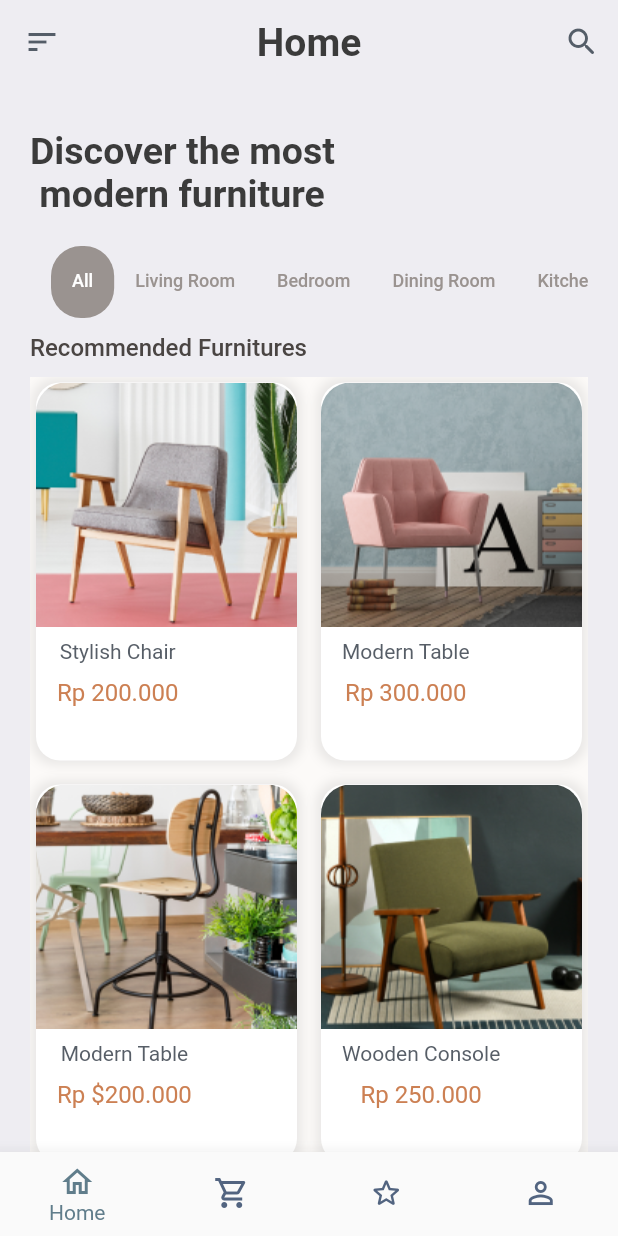
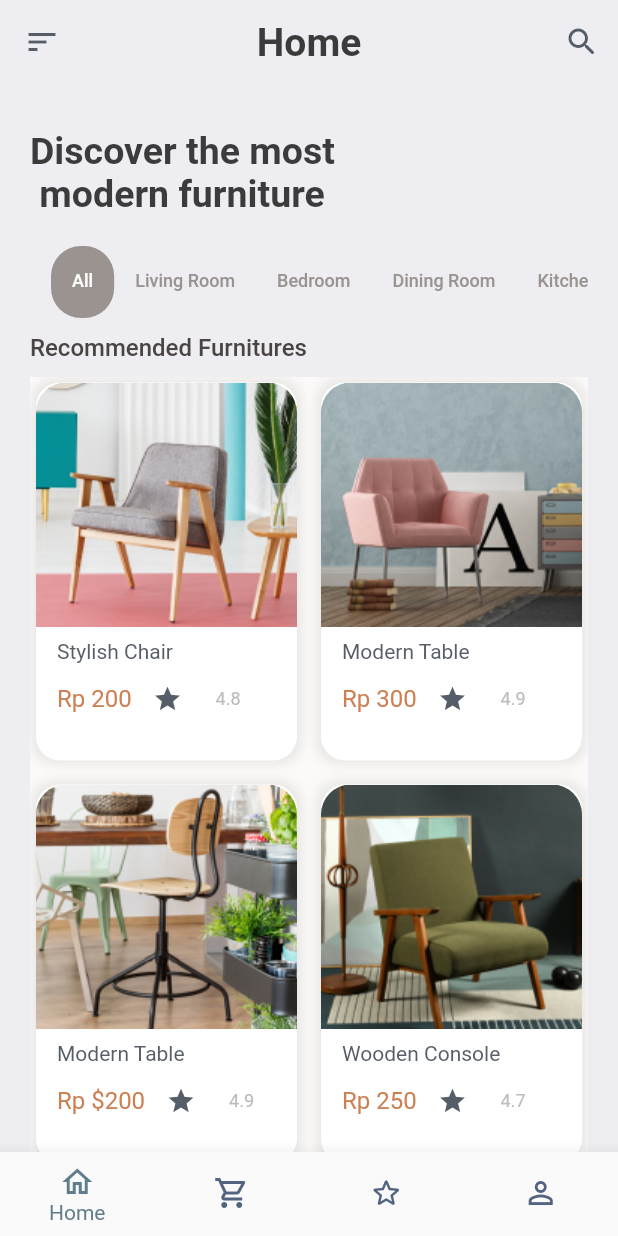
Before and after one commit to azkajihan09/fic_furniture_shop_windy, a Flutter app: the screen it shows after launch, on a phone screen of 412 x 824 dp. Run offline on Flutter 3.47's test engine with Material 2 defaults, Android fonts, the phone set to English and light mode, and no system bars; our stand-ins replace fluentui_icons, gap, get; Roboto replaces fonts that are missing (Varela).

Commit message:
pusing sudah, hehehe

```diff
--- a/lib/data/furniture.dart
+++ b/lib/data/furniture.dart
@@ -23,7 +23,7 @@ final List<Furniture> listCakes = [
   Furniture(
     id: 1,
     name: 'Stylish Chair',
-    price: '\200.000',
+    price: '\200',
     description:
         'Curabitur commodo turpis id placerat mattis. Mauris euismod arcu id orci fringilla sodales. Proin congue eleifend ipsum, eleifend porttitor mi ullamcorper.',
     rating: 4.8,
@@ -33,7 +33,7 @@ final List<Furniture> listCakes = [
   Furniture(
     id: 2,
     name: 'Modern Table',
-    price: '\300.000',
+    price: '\300',
     description:
         'Curabitur commodo turpis id placerat mattis. Mauris euismod arcu id orci fringilla sodales. Proin congue eleifend ipsum, eleifend porttitor mi ullamcorper.',
     rating: 4.9,
@@ -43,7 +43,7 @@ final List<Furniture> listCakes = [
   Furniture(
     id: 5,
     name: 'Modern Table',
-    price: '\$200.000',
+    price: '\$200',
     description:
         'Curabitur commodo turpis id placerat mattis. Mauris euismod arcu id orci fringilla sodales. Proin congue eleifend ipsum, eleifend porttitor mi ullamcorper.',
     rating: 4.9,
@@ -53,7 +53,7 @@ final List<Furniture> listCakes = [
   Furniture(
     id: 6,
     name: 'Wooden Console',
-    price: '\250.000',
+    price: '\250',
     description:
         'Curabitur commodo turpis id placerat mattis. Mauris euismod arcu id orci fringilla sodales. Proin congue eleifend ipsum, eleifend porttitor mi ullamcorper.',
     rating: 4.7,
@@ -63,7 +63,7 @@ final List<Furniture> listCakes = [
   Furniture(
     id: 3,
     name: 'Wooden Console',
-    price: '\240.000',
+    price: '\240',
     description:
         'Curabitur commodo turpis id placerat mattis. Mauris euismod arcu id orci fringilla sodales. Proin congue eleifend ipsum, eleifend porttitor mi ullamcorper.',
     rating: 4.7,
@@ -73,11 +73,11 @@ final List<Furniture> listCakes = [
   Furniture(
     id: 4,
     name: 'Brown Armchair',
-    price: '\210.000',
+    price: '\210',
     description:
         'Curabitur commodo turpis id placerat mattis. Mauris euismod arcu id orci fringilla sodales. Proin congue eleifend ipsum, eleifend porttitor mi ullamcorper.',
     rating: 4.9,
-    image: 'assets/images/chair5.png',
+    image: 'assets/images/img3.png',
     isFavorite: false,
   ),
 ];
--- a/lib/screens/furniture_page.dart
+++ b/lib/screens/furniture_page.dart
@@ -85,7 +85,7 @@ class FurniturePage extends StatelessWidget {
                   children: [
                     Column(
                       mainAxisAlignment: MainAxisAlignment.spaceBetween,
-                      crossAxisAlignment: CrossAxisAlignment.center,
+                      crossAxisAlignment: CrossAxisAlignment.start,
                       children: [
                         Text(
                           funit.name,
@@ -95,7 +95,18 @@ class FurniturePage extends StatelessWidget {
                               fontFamily: 'Varela',
                               fontSize: 14),
                         ),
-                        const Gap(10),
+
+                        // const Gap(5),
+                        // Text(
+                        //   'Rp ${funit.price}',
+                        //   style: TextStyle(
+                        //       color: const Color(0xFFCC8053),
+                        //       fontFamily: 'Varela',
+                        //       fontSize: 16),
+                        // ),
+                        Row(
+                          crossAxisAlignment: CrossAxisAlignment.center,
+                          children: [
                             Text(
                               'Rp ${funit.price}',
                               style: TextStyle(
@@ -103,8 +114,56 @@ class FurniturePage extends StatelessWidget {
                                   fontFamily: 'Varela',
                                   fontSize: 16),
                             ),
+                            IconButton(
+                              icon: const Icon(
+                                Icons.star,
+                                color: Color(0xFF545D68),
+                                size: 20,
+                              ),
+                              onPressed: () {},
+                            ),
+                            const SizedBox(width: 8),
+                            Text(
+                              '${funit.rating}',
+                              style: const TextStyle(
+                                fontSize: 12,
+                                fontWeight: FontWeight.w400,
+                                color: Color(0XFFBBBBBB),
+                              ),
+                            ),
                           ],
                         ),
+                        // Text(
+                        //   'Rp ${funit.price}',
+                        //   style: TextStyle(
+                        //       color: const Color(0xFFCC8053),
+                        //       fontFamily: 'Varela',
+                        //       fontSize: 16),
+                        // ),
+                      ],
+                    ),
+                    // Row(
+                    //   crossAxisAlignment: CrossAxisAlignment.center,
+                    //   children: [
+                    //     IconButton(
+                    //       icon: const Icon(
+                    //         Icons.star,
+                    //         color: Color(0xFF545D68),
+                    //         size: 20,
+                    //       ),
+                    //       onPressed: () {},
+                    //     ),
+                    //     const SizedBox(width: 8),
+                    //     Text(
+                    //       '${funit.rating}',
+                    //       style: const TextStyle(
+                    //         fontSize: 12,
+                    //         fontWeight: FontWeight.w400,
+                    //         color: Color(0XFFBBBBBB),
+                    //       ),
+                    //     ),
+                    //   ],
+                    // )
                   ],
                 ),
               ),
```
Lines whose indentation alone changed are shown as unchanged.
